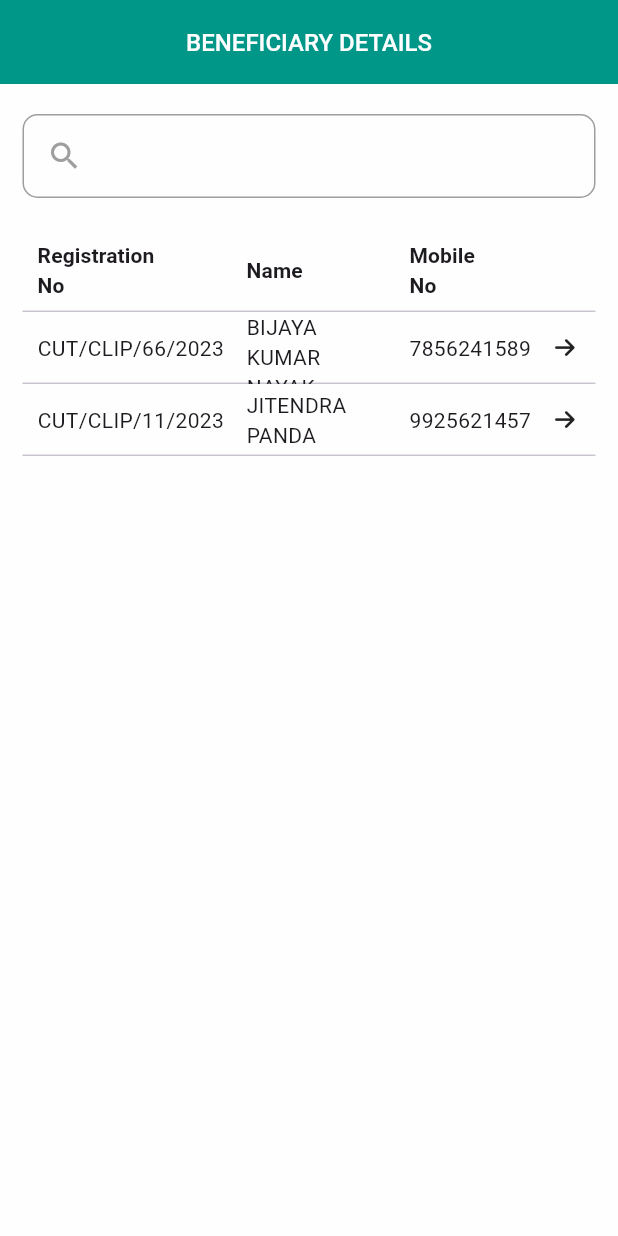
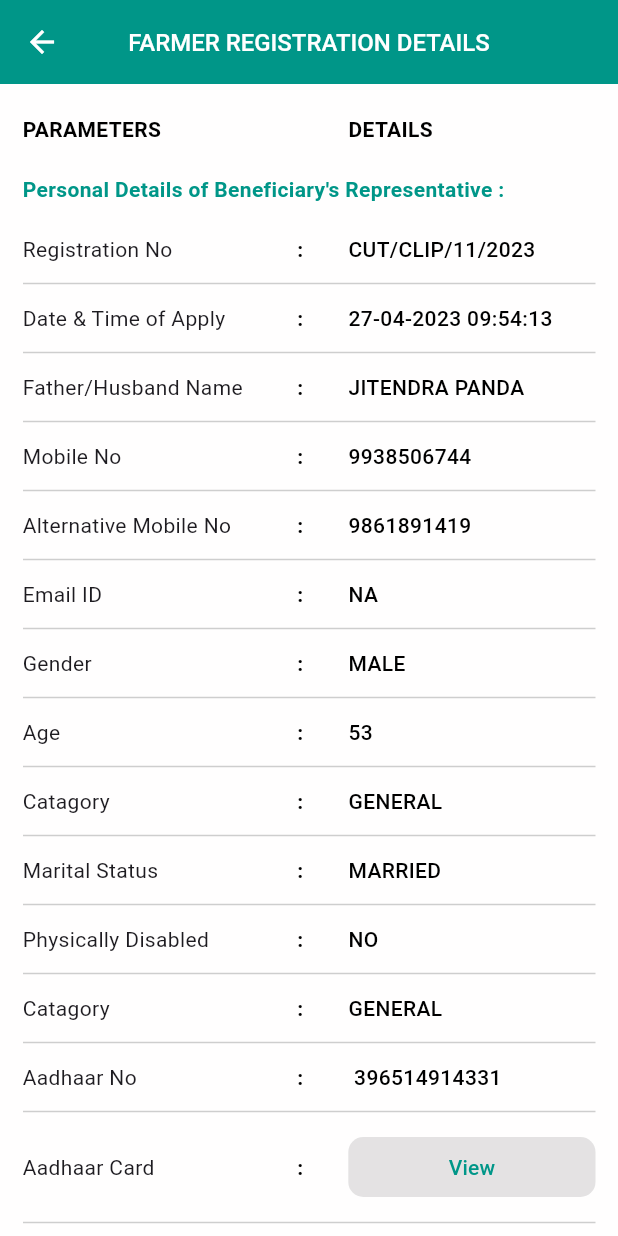
Before and after one commit to SubratDevop/OLIC, a Flutter app: the screen it shows after launch, on a phone screen of 412 x 824 dp. Run offline on Flutter 3.47's test engine with Material 2 defaults, Android fonts, the phone set to English and light mode, and no system bars; our stand-ins replace flutter_svg, get, google_fonts, icons_plus.

Commit message:
FarmerRegistrationDetailsScreen designed

```diff
--- a/lib/main.dart
+++ b/lib/main.dart
@@ -21,8 +21,8 @@ class MyApp extends StatelessWidget {
       // getPages: getPages,
 
       // initialRoute: "/Beneficiary_Details_Screen",
-      home: Beneficiary_Details_Screen(),
-      // home: Proposal_not_feasible_Screen(),
+      // home: Beneficiary_Details_Screen(),
+      home: FarmerRegistrationDetailsScreen(),
     );
   }
 }
--- a/lib/screens/Farmer registration Details/farmer_registration_details_screen.dart
+++ b/lib/screens/Farmer registration Details/farmer_registration_details_screen.dart
@@ -0,0 +1,190 @@
+import 'package:flutter/material.dart';
+
+import '../../commons/color_gallery.dart';
+import '../../constants/screensize.dart';
+import '../../widgets/buttons.dart';
+import '../../widgets/custm_text.dart';
+import '../../widgets/default_appbar.dar.dart';
+
+class FarmerRegistrationDetailsScreen extends StatefulWidget {
+  const FarmerRegistrationDetailsScreen({super.key});
+
+  @override
+  State<FarmerRegistrationDetailsScreen> createState() =>
+      _FarmerRegistrationDetailsScreenState();
+}
+
+class _FarmerRegistrationDetailsScreenState
+    extends State<FarmerRegistrationDetailsScreen> {
+  @override
+  Widget build(BuildContext context) {
+    return Scaffold(
+      backgroundColor: ColorGallery.white_color,
+      appBar: defaultAppBar(context,
+          leading_icon_visibility: true, title: "FARMER REGISTRATION DETAILS"),
+      body: Padding(
+        padding: EdgeInsets.symmetric(horizontal: AppDimension.defaultPadding),
+        child: SingleChildScrollView(
+          child: Column(
+            crossAxisAlignment: CrossAxisAlignment.start,
+            children: [
+              const SizedBox(
+                height: 20,
+              ),
+              Row(
+                children: [
+                  Expanded(
+                    child: TittleText(tittle: "PARAMETERS"),
+                  ),
+                  SizedBox(
+                    width: ScreenSize.width(context) * 0.40,
+                    child: TittleText(tittle: "DETAILS"),
+                  ),
+                ],
+              ),
+              Padding(
+                padding: const EdgeInsets.symmetric(vertical: 20.0),
+                child: TittleText(
+                    tittle:
+                        "Personal Details of Beneficiary's Representative :",
+                    textColor: Colors.teal),
+              ),
+              infoWidget("Registration No", "CUT/CLIP/11/2023"),
+              infoWidget("Date & Time of Apply", "27-04-2023 09:54:13"),
+              infoWidget("Father/Husband Name", "JITENDRA PANDA"),
+              infoWidget("Mobile No", "9938506744"),
+              infoWidget("Alternative Mobile No", "9861891419"),
+              infoWidget("Email ID", "NA"),
+              infoWidget("Gender", "MALE"),
+              infoWidget("Age", "53"),
+              infoWidget("Catagory", "GENERAL"),
+              infoWidget("Marital Status", "MARRIED"),
+              infoWidget("Physically Disabled", "NO"),
+              infoWidget("Catagory", "GENERAL"),
+              infoWidget("Aadhaar No", "	396514914331"),
+              infoWidget("Aadhaar Card", "View"),
+              infoWidget("BPL Number", "NA"),
+              infoWidget("BPL Card", "NA"),
+              Padding(
+                padding: const EdgeInsets.symmetric(vertical: 10.0),
+                child: TittleText(
+                    tittle:
+                        "Present Address Details of Beneficiary's Representative :",
+                    textColor: Colors.teal),
+              ),
+              const SizedBox(
+                height: 10,
+              ),
+              infoWidget("Village Name", "HATAMAL"),
+              infoWidget("District Name", "CUTTACK"),
+              infoWidget("Block Name", "TIGIRIA"),
+              infoWidget("Gram Panchayat Name", "HATAMAL"),
+              infoWidget("Post Office Name", "BANDALO"),
+              infoWidget("PIN Code", "754030"),
+              Padding(
+                padding: const EdgeInsets.symmetric(vertical: 10.0),
+                child: TittleText(
+                    tittle: "Land Particulars of Proposed Project :",
+                    textColor: Colors.teal),
+              ),
+              const SizedBox(
+                height: 10,
+              ),
+              infoWidget("Village Name", "HATAMAL"),
+              infoWidget("District Name", "TIGIRIA"),
+              infoWidget("Block Name", "GENERAL"),
+              infoWidget("Gram Panchayat Name", "HATAMAL"),
+              infoWidget("Assembly Constituency Name", "ATHAGARH"),
+              infoWidget("Tahasil Name", "TIGIRIA"),
+              infoWidget("Post Office", "BANDALO"),
+              infoWidget("PIN Code", "754030"),
+              infoWidget("Pumping Point Khata No", "298"),
+              infoWidget("Pumping Point Plot No",
+                  "1690, 1620, 1587, 1635, 1619, 1617, 1355"),
+              infoWidget(
+                  "Approx. number of beneficiaries to be benefitted in the ayacut",
+                  "100"),
+              infoWidget("Type of Project", "	River Lift"),
+              infoWidget("Source of Water", "River / Nalla"),
+              infoWidget("Name of Water Source", "MAHANADI RIVER"),
+              infoWidget(
+                  "Ayacut area of Proposed Project (In Hectare)", "40 ha"),
+              infoWidget(
+                  "Was there a meeting for the beneficiaries of the proposed project to establish the project and form Pani Panchayat?",
+                  "YES"),
+              const SizedBox(
+                height: 15,
+              ),
+              Row(
+                mainAxisAlignment: MainAxisAlignment.center,
+                children: [
+                  Buttons(
+                    onTapBtn: () {},
+                    bgColor: Colors.teal,
+                    text: "Print",
+                    textColor: Colors.white,
+                  ),
+                  SizedBox(
+                    width: ScreenSize.width(context) * 0.03,
+                  ),
+                  Buttons(
+                    onTapBtn: () {},
+                    bgColor: Colors.red,
+                    text: 'Back',
+                    textColor: Colors.white,
+                  ),
+                ],
+              ),
+              SizedBox(
+                height: 15,
+              ),
+            ],
+          ),
+        ),
+      ),
+    );
+  }
+
+  Column infoWidget(String? parameter, String? details) {
+    return Column(
+      children: [
+        Row(
+          children: [
+            Expanded(
+              child: TittleRegulatText(tittle: parameter),
+            ),
+            Padding(
+              padding: const EdgeInsets.symmetric(horizontal: 30.0),
+              child: TittleText(
+                tittle: ":",
+              ),
+            ),
+            SizedBox(
+              width: ScreenSize.width(context) * 0.40,
+              child: details == "View"
+                  ? Buttons(
+                      text: "View",
+                      bgColor: ColorGallery.primary_color,
+                      textColor: ColorGallery.primary_color)
+                  : details == "action"
+                      ? Buttons(
+                          onTapBtn: () {},
+                          bgColor: Colors.teal,
+                          text: 'Update',
+                          textColor: Colors.white,
+                        )
+                      : TittleText(
+                          tittle: details, textWeight: FontWeight.w500),
+            ),
+          ],
+        ),
+        Padding(
+          padding: const EdgeInsets.symmetric(vertical: 5.0),
+          child: Divider(
+            color: Colors.grey.withOpacity(0.5),
+          ),
+        ),
+      ],
+    );
+  }
+}
--- a/lib/widgets/buttons.dart
+++ b/lib/widgets/buttons.dart
@@ -49,7 +49,6 @@ class ActionBtn extends StatelessWidget {
       onPressed: onTapBtn,
       color: ColorGallery.primary_color,
       textColor: ColorGallery.white_color,
-
       child: Text(
         text,
         style: TextStyle(color: textColor),
--- a/lib/widgets/custm_text.dart
+++ b/lib/widgets/custm_text.dart
@@ -3,15 +3,18 @@ import 'package:google_fonts/google_fonts.dart';
 import 'package:olic/constants/screensize.dart';
 
 class TittleText extends StatelessWidget {
-  TittleText({this.textWeight, this.tittle});
+  TittleText({this.textWeight, this.tittle,this.textColor});
   final String? tittle;
   final FontWeight? textWeight;
+   Color? textColor;
   @override
   Widget build(BuildContext context) {
     return Text(
       tittle!,
       style: TextStyle(
-          fontSize: AppDimension.mediumTextSize, fontWeight:textWeight ?? FontWeight.bold),
+          fontSize: AppDimension.mediumTextSize,
+          color: textColor ?? Colors.black,
+          fontWeight: textWeight ?? FontWeight.bold),
     );
   }
 }
```
Also changed, not shown: lib/screens/Beneficiary_Details/screens/benificiary_info_screen.dart (+7 -0 lines), lib/screens/Farmer registration Details/model/farmer_registration_details_model.dart (added).
